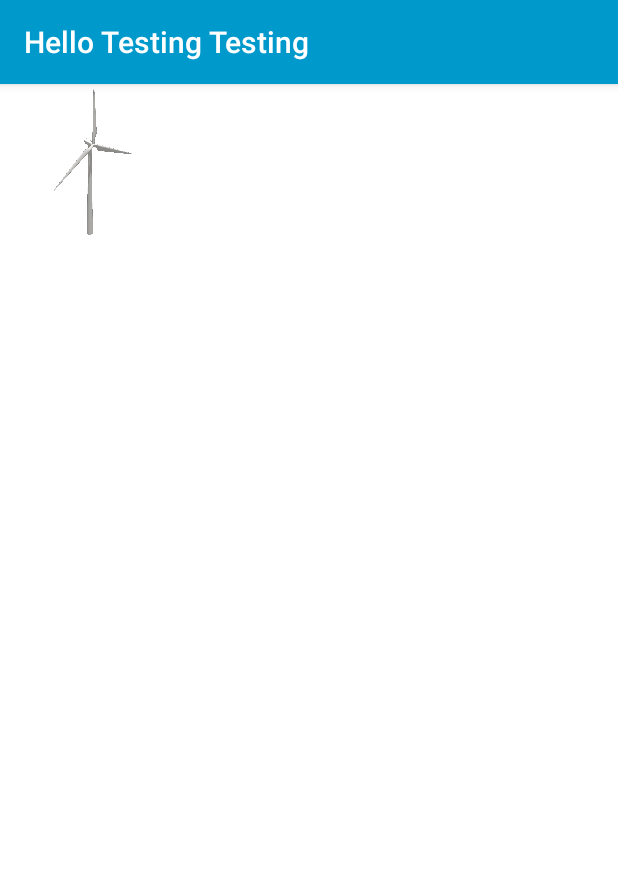
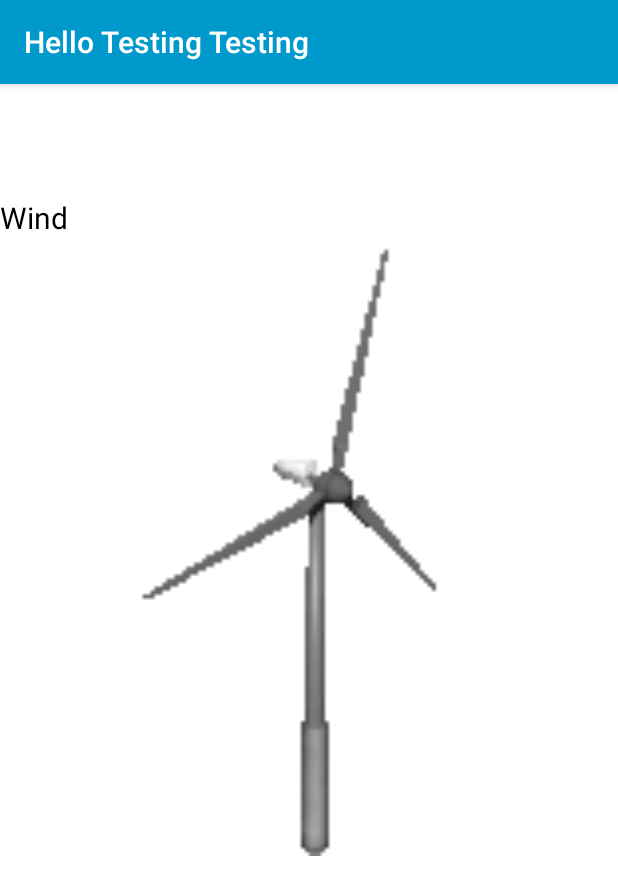
Before and after one commit to Cloud1225/weather, an Android app: the screen it shows after launch (MainActivity), on a phone screen of 412 x 824 dp. Shown: the top 895 px of the screen. Run offline under Robolectric (Android 15) with nearby library versions, the phone set to English and light mode, and no system bars; pictures from the network do not load.

Commit message:
Custom View

```diff
--- a/app/build.gradle
+++ b/app/build.gradle
@@ -27,5 +27,6 @@ dependencies {
     compile 'com.android.support:appcompat-v7:25.3.1'
     compile 'com.android.support:design:25.3.1'
     compile 'com.google.android.gms:play-services:11.2.0'
+    compile 'com.github.bumptech.glide:glide:4.1.1'
     testCompile 'junit:junit:4.12'
 }
--- /dev/null
+++ b/app/src/main/java/com/example/sabiha/weather/CustomView.java
@@ -0,0 +1,17 @@
+package com.example.sabiha.weather;
+
+import android.content.Context;
+import android.util.AttributeSet;
+import android.view.View;
+
+/**
+ * Created by Sabiha on 9/13/2017.
+ */
+
+public class CustomView extends View {
+
+    public CustomView(Context context, AttributeSet attributeSet)
+    {
+        super(context, attributeSet);
+    }
+}
--- a/app/src/main/java/com/example/sabiha/weather/MainActivity.java
+++ b/app/src/main/java/com/example/sabiha/weather/MainActivity.java
@@ -16,6 +16,8 @@ import android.widget.ImageView;
 import android.widget.TextView;
 import android.widget.Toast;
 
+import com.bumptech.glide.Glide;
+
 import org.json.JSONException;
 
 
@@ -23,7 +25,7 @@ public class MainActivity extends AppCompatActivity  implements LocationDetailsP
 
 
     TextView tempTV, descTV, windTV;
-    ImageView iconView;
+    ImageView iconView, windGIF;
 
     LocationDetailsPlayService LDPS;
     private AddressResultReceiver addResReceiver;
@@ -40,6 +42,9 @@ public class MainActivity extends AppCompatActivity  implements LocationDetailsP
         windTV = (TextView) findViewById(R.id.wind_textView);
 
         iconView = (ImageView) findViewById(R.id.icon_iView);
+        windGIF = (ImageView) findViewById(R.id.windGIF);
+        //GlideDrawableImageViewTarget imageViewTarget = new GlideDrawableImageViewTarget(windGIF);
+        Glide.with(this).load(R.raw.windmill).into(windGIF);
 
         LDPS = new LocationDetailsPlayService(this, this);
         addResReceiver = new AddressResultReceiver(new Handler());
@@ -185,15 +190,16 @@ public class MainActivity extends AppCompatActivity  implements LocationDetailsP
         @Override
         protected void onPostExecute(WeatherDetails weatherDetails) {
             super.onPostExecute(weatherDetails);
-            Log.d(Tag, weatherDetails.iconData.toString());
+            //Log.d(Tag, weatherDetails.iconData.toString());
             tempTV.setText(String.valueOf(weatherDetails.main.getTemperature()));
             descTV.setText(weatherDetails.currentWeather.getDescription());
-            windTV.setText("Dir: "+weatherDetails.wind.getWindDirection()+"  Speed: "+weatherDetails.wind.getWindSpeed());
 
             if (weatherDetails.iconData != null && weatherDetails.iconData.length > 0) {
                 Bitmap img = BitmapFactory.decodeByteArray(weatherDetails.iconData, 0, weatherDetails.iconData.length);
                 iconView.setImageBitmap(img);
             }
+
+            windTV.setText("Dir: "+weatherDetails.wind.getWindDirection()+"  Speed: "+weatherDetails.wind.getWindSpeed());
         }
     }
 }
--- a/app/src/main/res/layout/activity_main.xml
+++ b/app/src/main/res/layout/activity_main.xml
@@ -39,45 +39,68 @@
             >
 
         <TextView
-            android:layout_width="match_parent"
+            android:layout_width="wrap_content"
             android:layout_height="wrap_content"
             android:textSize="30sp"
-            android:lineSpacingExtra="8dp"
+            android:lineSpacingExtra="10dp"
             android:id="@+id/temp_textView"
-            android:layout_gravity="center_horizontal"
+            android:layout_centerHorizontal="true"
+            android:textColor="@android:color/black"
             />
         <ImageView
-            android:layout_height="30dp"
-            android:layout_width="30dp"
-            android:layout_gravity="center_horizontal"
+            android:layout_height="wrap_content"
+            android:layout_width="wrap_content"
+            android:layout_below="@+id/temp_textView"
+            android:layout_centerHorizontal="true"
             android:id="@+id/icon_iView"
             />
         <TextView
-            android:layout_width="match_parent"
+            android:layout_width="wrap_content"
             android:layout_height="wrap_content"
             android:textSize="25sp"
             android:id="@+id/desc_textView"
-            android:layout_gravity="center_horizontal"
+            android:layout_below="@+id/icon_iView"
+            android:layout_centerHorizontal="true"
+            android:textColor="@android:color/black"
+            android:lineSpacingExtra="10dp"
             />
         <TextView
-            android:layout_width="match_parent"
+            android:layout_width="wrap_content"
             android:layout_height="wrap_content"
             android:textSize="20dp"
             android:text="Wind"
-            android:layout_gravity="left"
+            android:id="@+id/windTitle_textView"
+
+            android:layout_below="@+id/desc_textView"
+            android:textColor="@android:color/black"
+            android:lineSpacingExtra="10dp"
             />
         <ImageView
-            android:layout_width="120dp"
-            android:layout_height="120dp"
-            android:src="@drawable/windmill"
+            android:layout_width="wrap_content"
+            android:layout_height="wrap_content"
+            android:id="@+id/windGIF"
+            android:layout_below="@id/windTitle_textView"
+            android:layout_toLeftOf="@+id/wind_textView"
+            android:layout_alignParentLeft="true"
             />
         <TextView
-            android:layout_width="match_parent"
+            android:layout_width="wrap_content"
             android:layout_height="wrap_content"
             android:textSize="25sp"
             android:id="@+id/wind_textView"
-            android:layout_gravity="center_horizontal"
+            android:layout_below="@+id/windTitle_textView"
+            android:textColor="@android:color/black"
+            android:layout_marginTop="30dp"
+            android:layout_alignParentRight="true"
             />
+
+            <com.example.sabiha.weather.CustomView
+                android:layout_width="wrap_content"
+                android:layout_height="wrap_content"
+                android:id="@+id/custom_layout"
+                android:layout_below="@+id/wind_textView"
+                app:circleColor="@android:color/darker_gray"
+                />
         </RelativeLayout>
     </android.support.v4.widget.NestedScrollView>
 
--- /dev/null
+++ b/app/src/main/res/values/attrs.xml
@@ -0,0 +1,10 @@
+<?xml version="1.0" encoding="utf-8"?>
+<resources>
+    <declare-styleable name="CustomView">
+        <attr name="labelPosition" format="enum">
+            <enum name="left" value="0"/>
+            <enum name="right" value="1"/>
+        </attr>
+        <attr name="circleColor" format="color"/>
+    </declare-styleable>
+</resources>
```
Also changed, not shown: app/src/main/res/drawable/windmill.gif (deleted), app/src/main/res/raw/windmill.gif (added).
